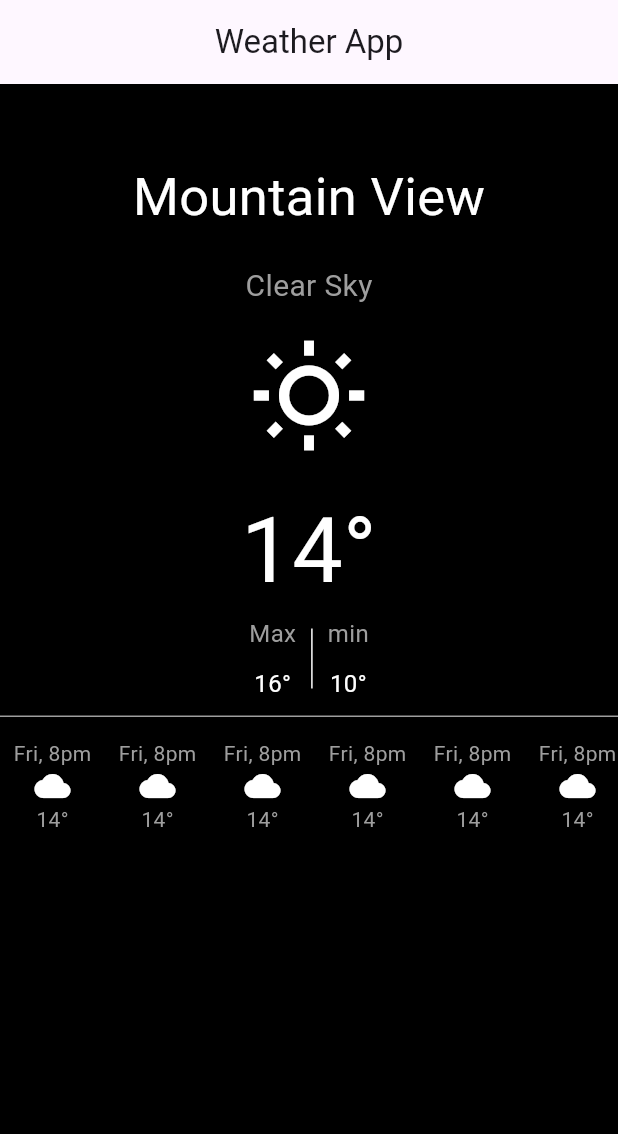
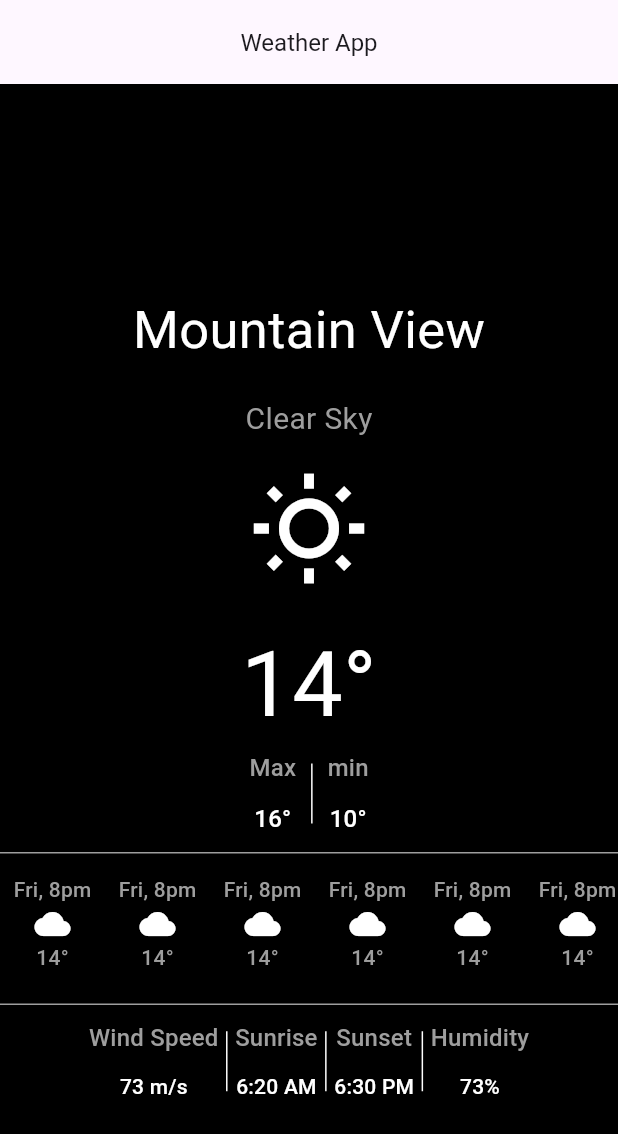
Before and after one commit to cyrus4u/weatherapp, a Flutter app: the screen it shows after launch, on a phone screen of 412 x 824 dp. Shown: the top 1134 px of the screen. Run offline on Flutter 3.47's test engine with Material 3 defaults, Android fonts, the phone set to English and light mode, and no system bars.

Commit message:
adding Text Theme

```diff
--- a/lib/main.dart
+++ b/lib/main.dart
@@ -1,6 +1,7 @@
 import 'dart:ui';
 
 import 'package:flutter/material.dart';
+import 'package:weatherapp/theme/text_theme.dart';
 
 void main() {
   runApp(MyApp());
@@ -18,10 +19,13 @@ class _MyAppState extends State<MyApp> {
   Widget build(BuildContext context) {
     return MaterialApp(
       debugShowCheckedModeBanner: false,
+      theme: ThemeData(textTheme: AppTextThemes.textTheme16),
+
       home: Scaffold(
         backgroundColor: Colors.black,
         appBar: AppBar(title: Text('Weather App'), centerTitle: true),
         body: Center(
+          child: SingleChildScrollView(
             child: Column(
               children: [
                 Padding(
@@ -60,29 +64,41 @@ class _MyAppState extends State<MyApp> {
                       children: [
                         Text(
                           'Max',
-                        style: TextStyle(color: Colors.grey, fontSize: 16),
+                          style: Theme.of(
+                            context,
+                          ).textTheme.titleMedium!.copyWith(color: Colors.grey),
                         ),
                         SizedBox(height: 10),
                         Text(
                           '16°',
-                        style: TextStyle(color: Colors.white, fontSize: 16),
+                          style: Theme.of(
+                            context,
+                          ).textTheme.titleMedium!.copyWith(color: Colors.white),
                         ),
                       ],
                     ),
                     Padding(
                       padding: const EdgeInsets.symmetric(horizontal: 10.0),
-                    child: Container(width: 1, height: 40, color: Colors.white),
+                      child: Container(
+                        width: 1,
+                        height: 40,
+                        color: Colors.white,
+                      ),
                     ),
                     Column(
                       children: [
                         Text(
                           'min',
-                        style: TextStyle(color: Colors.grey, fontSize: 16),
+                          style: Theme.of(
+                            context,
+                          ).textTheme.titleMedium!.copyWith(color: Colors.grey),
                         ),
                         SizedBox(height: 10),
                         Text(
                           '10°',
-                        style: TextStyle(color: Colors.white, fontSize: 16),
+                          style: Theme.of(
+                            context,
+                          ).textTheme.titleMedium!.copyWith(color: Colors.white),
                         ),
                       ],
                     ),
@@ -98,7 +114,7 @@ class _MyAppState extends State<MyApp> {
                 ),
                 Container(
                   width: double.infinity,
-                height: 100,
+                  height: 80,
                   child: Center(
                     child: ScrollConfiguration(
                       behavior: ScrollConfiguration.of(context).copyWith(
@@ -109,7 +125,7 @@ class _MyAppState extends State<MyApp> {
                         },
                       ),
                       child: ListView.builder(
-                      itemCount: 10,
+                        itemCount: 6,
                         shrinkWrap: true,
                         scrollDirection: Axis.horizontal,
                         itemBuilder: (context, index) {
@@ -122,17 +138,23 @@ class _MyAppState extends State<MyApp> {
                                 children: [
                                   Text(
                                     'Fri, 8pm',
-                                  style: TextStyle(
+                                    style: Theme.of(context)
+                                        .textTheme
+                                        .titleMedium!
+                                        .copyWith(
+                                          color: Colors.grey,
                                           fontSize: 14,
-                                    color: Colors.grey,
                                         ),
                                   ),
                                   Icon(Icons.cloud, color: Colors.white),
                                   Text(
                                     '14°',
-                                  style: TextStyle(
+                                    style: Theme.of(context)
+                                        .textTheme
+                                        .titleMedium!
+                                        .copyWith(
+                                          color: Colors.grey,
                                           fontSize: 14,
-                                    color: Colors.grey,
                                         ),
                                   ),
                                 ],
@@ -144,7 +166,110 @@ class _MyAppState extends State<MyApp> {
                     ),
                   ),
                 ),
+                Padding(
+                  padding: const EdgeInsets.symmetric(vertical: 10.0),
+                  child: Container(
+                    color: Colors.grey,
+                    height: 1,
+                    width: double.infinity,
+                  ),
+                ),
+                Row(
+                  mainAxisAlignment: MainAxisAlignment.center,
+                  children: [
+                    Column(
+                      children: [
+                        Text(
+                          'Wind Speed',
+                          style: Theme.of(
+                            context,
+                          ).textTheme.titleMedium!.copyWith(color: Colors.grey),
+                        ),
+                        SizedBox(height: 10),
+                        Text(
+                          '73 m/s',
+
+                          style: Theme.of(context).textTheme.titleMedium!
+                              .copyWith(color: Colors.white, fontSize: 14),
+                        ),
                       ],
+                    ),
+                    Padding(
+                      padding: const EdgeInsets.symmetric(horizontal: 5.0),
+                      child: Container(
+                        width: 1,
+                        height: 40,
+                        color: Colors.white,
+                      ),
+                    ),
+                    Column(
+                      children: [
+                        Text(
+                          'Sunrise',
+                          style: Theme.of(
+                            context,
+                          ).textTheme.titleMedium!.copyWith(color: Colors.grey),
+                        ),
+                        SizedBox(height: 10),
+                        Text(
+                          '6:20 AM',
+                          style: Theme.of(context).textTheme.titleMedium!
+                              .copyWith(color: Colors.white, fontSize: 14),
+                        ),
+                      ],
+                    ),
+                    Padding(
+                      padding: const EdgeInsets.symmetric(horizontal: 5.0),
+                      child: Container(
+                        width: 1,
+                        height: 40,
+                        color: Colors.white,
+                      ),
+                    ),
+                    Column(
+                      children: [
+                        Text(
+                          'Sunset',
+                          style: Theme.of(
+                            context,
+                          ).textTheme.titleMedium!.copyWith(color: Colors.grey),
+                        ),
+                        SizedBox(height: 10),
+                        Text(
+                          '6:30 PM',
+                          style: Theme.of(context).textTheme.titleMedium!
+                              .copyWith(color: Colors.white, fontSize: 14),
+                        ),
+                      ],
+                    ),
+                    Padding(
+                      padding: const EdgeInsets.symmetric(horizontal: 5.0),
+                      child: Container(
+                        width: 1,
+                        height: 40,
+                        color: Colors.white,
+                      ),
+                    ),
+                    Column(
+                      children: [
+                        Text(
+                          'Humidity',
+                          style: Theme.of(
+                            context,
+                          ).textTheme.titleMedium!.copyWith(color: Colors.grey),
+                        ),
+                        SizedBox(height: 10),
+                        Text(
+                          '73%',
+                          style: Theme.of(context).textTheme.titleMedium!
+                              .copyWith(color: Colors.white, fontSize: 14),
+                        ),
+                      ],
+                    ),
+                  ],
+                ),
+              ],
+            ),
           ),
         ),
       ),
--- /dev/null
+++ b/lib/theme/text_theme.dart
@@ -0,0 +1,48 @@
+import 'package:flutter/material.dart';
+
+
+class AppTextThemes {
+  static const TextTheme textTheme14 = TextTheme(
+    displayLarge: TextStyle(fontSize: 14, color: Colors.white),
+    displayMedium: TextStyle(fontSize: 14, color: Colors.white),
+    displaySmall: TextStyle(fontSize: 14, color: Colors.white),
+
+    headlineLarge: TextStyle(fontSize: 14, color: Colors.white),
+    headlineMedium: TextStyle(fontSize: 14, color: Colors.white),
+    headlineSmall: TextStyle(fontSize: 14, color: Colors.white),
+
+    titleLarge: TextStyle(fontSize: 14, color: Colors.white),
+    titleMedium: TextStyle(fontSize: 14, color: Colors.white),
+    titleSmall: TextStyle(fontSize: 14, color: Colors.white),
+
+    bodyLarge: TextStyle(fontSize: 14, color: Colors.white),
+    bodyMedium: TextStyle(fontSize: 14, color: Colors.white),
+    bodySmall: TextStyle(fontSize: 14, color: Colors.white),
+
+    labelLarge: TextStyle(fontSize: 14, color: Colors.white),
+    labelMedium: TextStyle(fontSize: 14, color: Colors.white),
+    labelSmall: TextStyle(fontSize: 14, color: Colors.white),
+  );
+
+  static const TextTheme textTheme16 = TextTheme(
+    displayLarge: TextStyle(fontSize: 16, color: Colors.white),
+    displayMedium: TextStyle(fontSize: 16, color: Colors.white),
+    displaySmall: TextStyle(fontSize: 16, color: Colors.white),
+
+    headlineLarge: TextStyle(fontSize: 16, color: Colors.white),
+    headlineMedium: TextStyle(fontSize: 16, color: Colors.white),
+    headlineSmall: TextStyle(fontSize: 16, color: Colors.white),
+
+    titleLarge: TextStyle(fontSize: 16, color: Colors.white),
+    titleMedium: TextStyle(fontSize: 16, color: Colors.white),
+    titleSmall: TextStyle(fontSize: 16, color: Colors.white),
+
+    bodyLarge: TextStyle(fontSize: 16, color: Colors.white),
+    bodyMedium: TextStyle(fontSize: 16, color: Colors.white),
+    bodySmall: TextStyle(fontSize: 16, color: Colors.white),
+
+    labelLarge: TextStyle(fontSize: 16, color: Colors.white),
+    labelMedium: TextStyle(fontSize: 16, color: Colors.white),
+    labelSmall: TextStyle(fontSize: 16, color: Colors.white),
+  );
+}
```
Lines whose indentation alone changed are shown as unchanged.
